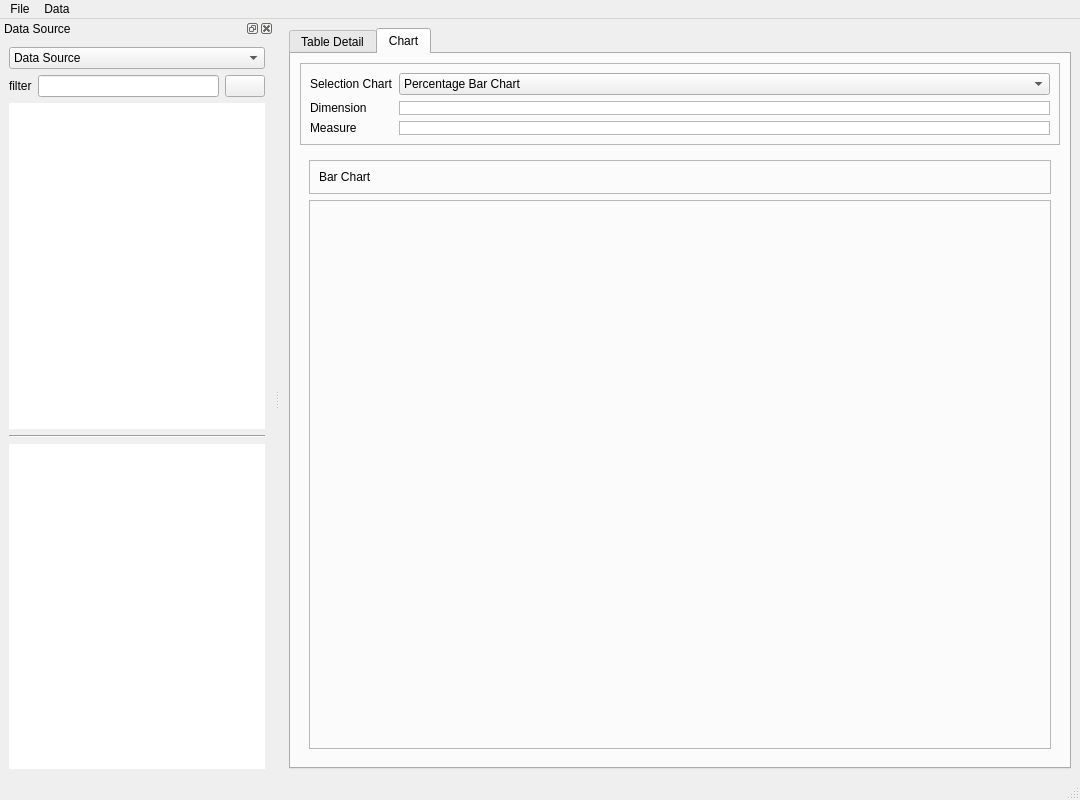
The window that ui_interface.ui (Dsypasit/tableau-likeit) describes before a commit, drawn with Qt 5.
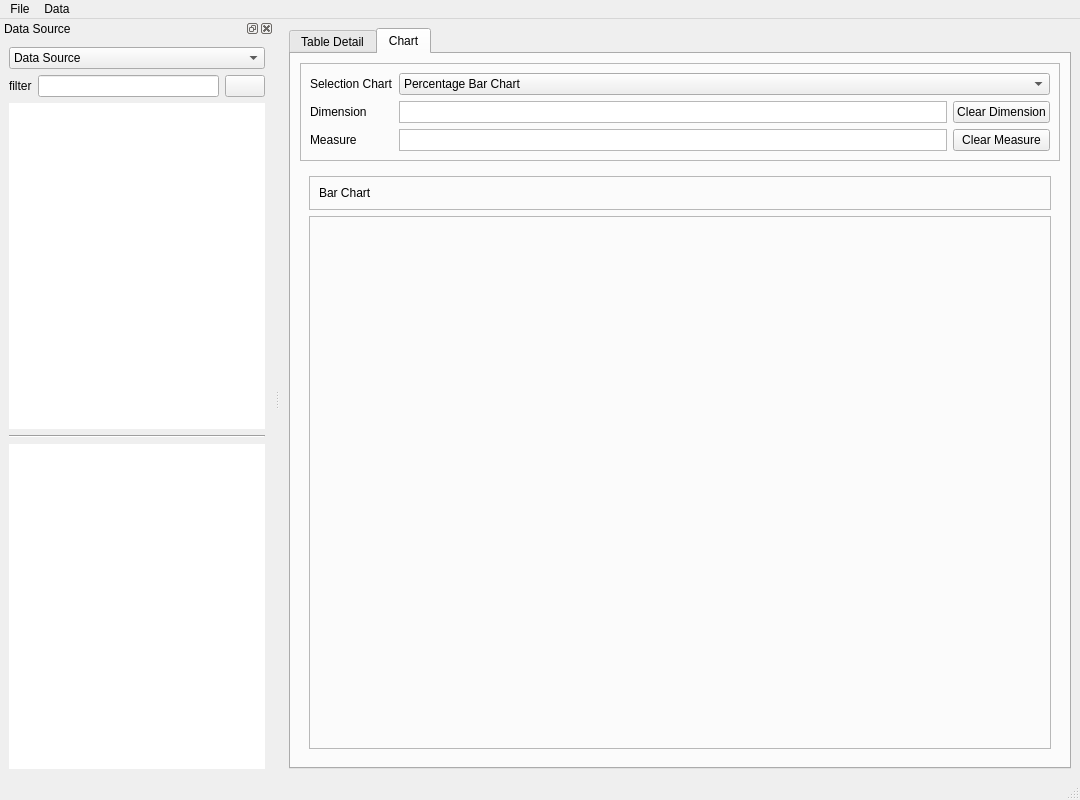
The same window after the commit. The open tabs and pages were chosen to show the change. Icons and pictures are not drawn.

Patch:
```diff
--- a/ui_interface.ui
+++ b/ui_interface.ui
@@ -182,7 +182,14 @@
           <property name="frameShadow">
            <enum>QFrame::Raised</enum>
           </property>
-          <layout class="QFormLayout" name="formLayout">
+          <layout class="QGridLayout" name="gridLayout_17">
+           <item row="3" column="0">
+            <widget class="QLabel" name="label_5">
+             <property name="text">
+              <string>Measure</string>
+             </property>
+            </widget>
+           </item>
            <item row="0" column="0">
             <widget class="QLabel" name="label_7">
              <property name="text">
@@ -190,40 +197,6 @@
              </property>
             </widget>
            </item>
-           <item row="0" column="1">
-            <widget class="QComboBox" name="comboBox_3">
-             <property name="editable">
-              <bool>false</bool>
-             </property>
-             <item>
-              <property name="text">
-               <string>Percentage Bar Chart</string>
-              </property>
-             </item>
-             <item>
-              <property name="text">
-               <string>Nested Donut Chart</string>
-              </property>
-             </item>
-             <item>
-              <property name="text">
-               <string>Line Charts</string>
-              </property>
-             </item>
-             <item>
-              <property name="text">
-               <string>Bar Chart</string>
-              </property>
-             </item>
-            </widget>
-           </item>
-           <item row="1" column="0">
-            <widget class="QLabel" name="label_6">
-             <property name="text">
-              <string>Dimension</string>
-             </property>
-            </widget>
-           </item>
            <item row="1" column="1">
             <widget class="QListWidget" name="DimensionList_2">
              <property name="sizePolicy">
@@ -255,14 +228,7 @@
              </property>
             </widget>
            </item>
-           <item row="2" column="0">
-            <widget class="QLabel" name="label_5">
-             <property name="text">
-              <string>Measure</string>
-             </property>
-            </widget>
-           </item>
-           <item row="2" column="1">
+           <item row="3" column="1">
             <widget class="QListWidget" name="MeasureList_2">
              <property name="sizePolicy">
               <sizepolicy hsizetype="Ignored" vsizetype="Ignored">
@@ -296,11 +262,62 @@
              </property>
             </widget>
            </item>
+           <item row="1" column="0">
+            <widget class="QLabel" name="label_6">
+             <property name="text">
+              <string>Dimension</string>
+             </property>
+            </widget>
+           </item>
+           <item row="3" column="2">
+            <widget class="QPushButton" name="btnClearMeasure_3">
+             <property name="text">
+              <string>Clear Measure</string>
+             </property>
+            </widget>
+           </item>
+           <item row="1" column="2">
+            <widget class="QPushButton" name="btnClearDimension_3">
+             <property name="text">
+              <string>Clear Dimension</string>
+             </property>
+            </widget>
+           </item>
+           <item row="0" column="1" colspan="2">
+            <widget class="QComboBox" name="comboBox_3">
+             <property name="editable">
+              <bool>false</bool>
+             </property>
+             <item>
+              <property name="text">
+               <string>Percentage Bar Chart</string>
+              </property>
+             </item>
+             <item>
+              <property name="text">
+               <string>Nested Donut Chart</string>
+              </property>
+             </item>
+             <item>
+              <property name="text">
+               <string>Line Charts</string>
+              </property>
+             </item>
+             <item>
+              <property name="text">
+               <string>Bar Chart</string>
+              </property>
+             </item>
+            </widget>
+           </item>
           </layout>
          </widget>
         </item>
         <item>
          <widget class="QStackedWidget" name="stackedWidget">
+          <property name="midLineWidth">
+           <number>0</number>
+          </property>
           <property name="currentIndex">
            <number>0</number>
           </property>
@@ -422,8 +439,24 @@
            </layout>
           </widget>
           <widget class="QWidget" name="page_4">
-           <layout class="QVBoxLayout" name="verticalLayout_3">
-            <item alignment="Qt::AlignTop">
+           <layout class="QGridLayout" name="gridLayout_8">
+            <item row="1" column="0">
+             <widget class="QFrame" name="frame_12">
+              <property name="sizePolicy">
+               <sizepolicy hsizetype="Preferred" vsizetype="Expanding">
+                <horstretch>0</horstretch>
+                <verstretch>0</verstretch>
+               </sizepolicy>
+              </property>
+              <property name="frameShape">
+               <enum>QFrame::StyledPanel</enum>
+              </property>
+              <property name="frameShadow">
+               <enum>QFrame::Raised</enum>
+              </property>
+             </widget>
+            </item>
+            <item row="0" column="0" alignment="Qt::AlignTop">
              <widget class="QFrame" name="frame_11">
               <property name="frameShape">
                <enum>QFrame::StyledPanel</enum>
@@ -442,22 +475,6 @@
               </layout>
              </widget>
             </item>
-            <item>
-             <widget class="QFrame" name="frame_12">
-              <property name="sizePolicy">
-               <sizepolicy hsizetype="Preferred" vsizetype="Expanding">
-                <horstretch>0</horstretch>
-                <verstretch>0</verstretch>
-               </sizepolicy>
-              </property>
-              <property name="frameShape">
-               <enum>QFrame::StyledPanel</enum>
-              </property>
-              <property name="frameShadow">
-               <enum>QFrame::Raised</enum>
-              </property>
-             </widget>
-            </item>
            </layout>
           </widget>
          </widget>
```
Left out of the diff: 138 changed lines with no effect on the pictures.
